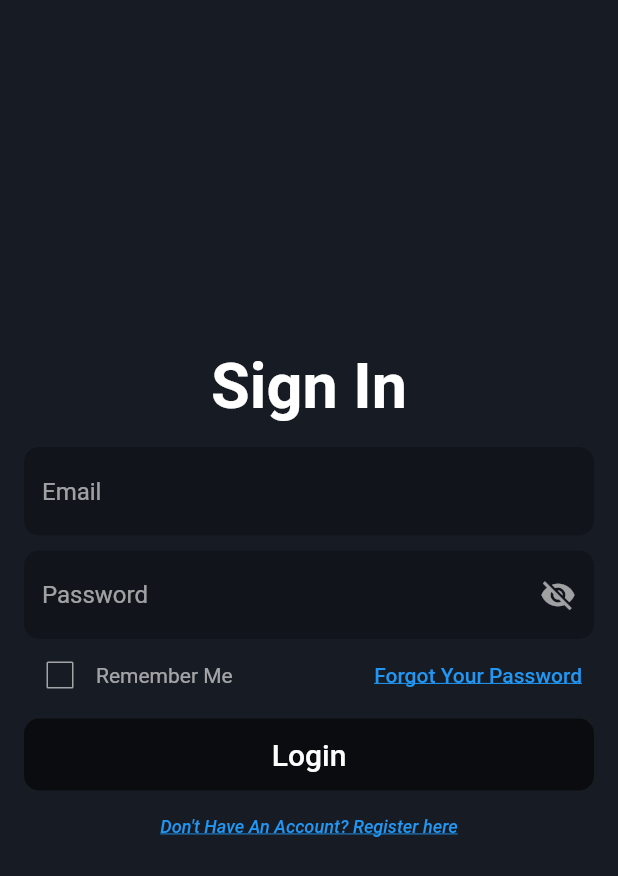
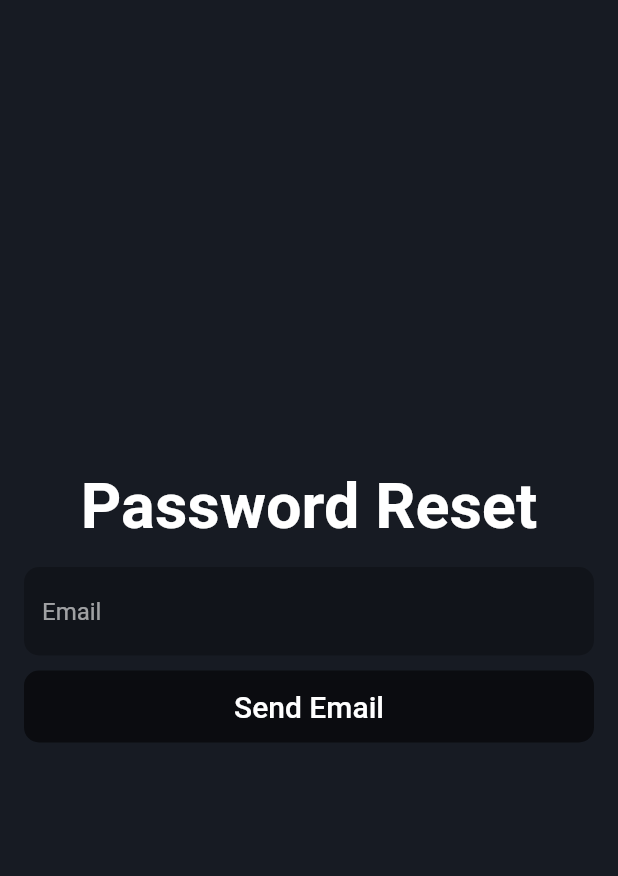
Before and after one commit to Yassinmaher/chat-app, a Flutter app: the SignIn screen opened directly, after a tap on "Forgot Your Password", on a phone screen of 412 x 824 dp. Shown: the top 876 px of the screen. Run offline on Flutter 3.47's test engine with Material 2 defaults, Android fonts, the phone set to English and light mode, and no system bars.

Commit message:
Password Reset Screen is created

```diff
--- a/lib/main.dart
+++ b/lib/main.dart
@@ -29,6 +29,7 @@ class MyApp extends StatelessWidget {
               displayColor: Colors.white60,
             ),
         hintColor: Colors.white60,
+        scaffoldBackgroundColor: const Color.fromRGBO(23, 27, 35, 1.0),
       ),
       home: Register(),
     );
--- /dev/null
+++ b/lib/screens/password_reset_screen.dart
@@ -0,0 +1,70 @@
+import 'package:chat_app/widgets/InputField.dart';
+import 'package:flutter/material.dart';
+
+import '../widgets/FormButton.dart';
+
+class PasswordReset extends StatelessWidget {
+  PasswordReset({Key? key}) : super(key: key);
+
+  final _formKey = GlobalKey<FormState>();
+
+  @override
+  Widget build(BuildContext context) {
+    return Scaffold(
+      body: Center(
+        child: SingleChildScrollView(
+          reverse: true,
+          child: Column(
+            mainAxisAlignment: MainAxisAlignment.center,
+            children: [
+              const Text(
+                'Password Reset',
+                style: TextStyle(
+                  color: Colors.white,
+                  fontSize: 42,
+                  fontWeight: FontWeight.w600,
+                ),
+              ),
+              Form(
+                key: _formKey,
+                child: Padding(
+                  padding: const EdgeInsets.all(16.0),
+                  child: Column(
+                    children: [
+                      InputField(
+                        validator: (value) {
+                          if (value == null || value.isEmpty) {
+                            return 'Email field is required';
+                          }
+                          return null;
+                        },
+                        hintText: 'Email',
+                        inputType: TextInputType.emailAddress,
+                        inputAction: TextInputAction.done,
+                      ),
+                      const SizedBox(
+                        height: 10.0,
+                      ),
+                      FormButton(
+                        title: 'Send Email',
+                        onPressed: () {
+                          if (_formKey.currentState!.validate()) {
+                            ScaffoldMessenger.of(context).showSnackBar(
+                              const SnackBar(
+                                content: Text('Sending Email is in progress'),
+                              ),
+                            );
+                          }
+                        },
+                      ),
+                    ],
+                  ),
+                ),
+              ),
+            ],
+          ),
+        ),
+      ),
+    );
+  }
+}
--- a/lib/screens/register_screen.dart
+++ b/lib/screens/register_screen.dart
@@ -12,7 +12,6 @@ class Register extends StatelessWidget {
   @override
   Widget build(BuildContext context) {
     return Scaffold(
-      backgroundColor: const Color.fromRGBO(23, 27, 35, 1.0),
       body: Center(
         child: SingleChildScrollView(
           reverse: true,
--- a/lib/screens/sign_in_screen.dart
+++ b/lib/screens/sign_in_screen.dart
@@ -1,3 +1,4 @@
+import 'package:chat_app/screens/password_reset_screen.dart';
 import 'package:chat_app/screens/register_screen.dart';
 import 'package:chat_app/widgets/InputField.dart';
 import 'package:flutter/material.dart';
@@ -18,7 +19,6 @@ class _SignInState extends State<SignIn> {
   @override
   Widget build(BuildContext context) {
     return Scaffold(
-      backgroundColor: const Color.fromRGBO(23, 27, 35, 1.0),
       body: Center(
         child: SingleChildScrollView(
           reverse: true,
@@ -86,7 +86,14 @@ class _SignInState extends State<SignIn> {
                             ],
                           ),
                           TextButton(
-                            onPressed: () {},
+                            onPressed: () {
+                              Navigator.push(
+                                context,
+                                MaterialPageRoute(
+                                  builder: (context) => PasswordReset(),
+                                ),
+                              );
+                            },
                             child: const Text(
                               'Forgot Your Password',
                               style: TextStyle(
```
